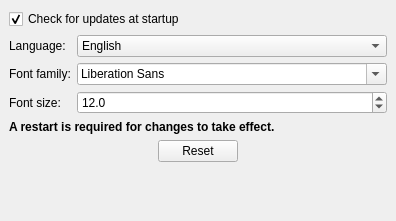
First picture: the form in Widgets/appsettings.ui, repository AdelKS/ZeGrapher, before the edit.
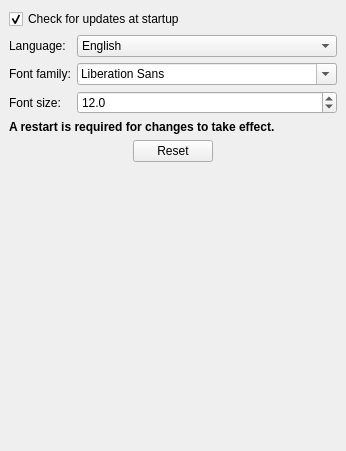
Second picture: the form after the edit.

```diff
--- a/Widgets/appsettings.ui
+++ b/Widgets/appsettings.ui
@@ -6,8 +6,8 @@
    <rect>
     <x>0</x>
     <y>0</y>
-    <width>396</width>
-    <height>221</height>
+    <width>346</width>
+    <height>451</height>
    </rect>
   </property>
   <property name="windowTitle">
@@ -48,15 +48,15 @@
        <rect>
         <x>0</x>
         <y>0</y>
-        <width>382</width>
-        <height>269</height>
+        <width>346</width>
+        <height>451</height>
        </rect>
       </property>
       <layout class="QVBoxLayout" name="verticalLayout_5">
        <item>
         <widget class="QCheckBox" name="updateCheckAtStart">
          <property name="sizePolicy">
-          <sizepolicy hsizetype="Preferred" vsizetype="Preferred">
+          <sizepolicy hsizetype="Expanding" vsizetype="Preferred">
            <horstretch>0</horstretch>
            <verstretch>0</verstretch>
           </sizepolicy>
@@ -78,14 +78,14 @@
        <item>
         <widget class="QWidget" name="widget_2" native="true">
          <property name="sizePolicy">
-          <sizepolicy hsizetype="Preferred" vsizetype="Preferred">
+          <sizepolicy hsizetype="Expanding" vsizetype="Fixed">
            <horstretch>0</horstretch>
            <verstretch>0</verstretch>
           </sizepolicy>
          </property>
          <layout class="QFormLayout" name="formLayout_2">
           <property name="rowWrapPolicy">
-           <enum>QFormLayout::WrapLongRows</enum>
+           <enum>QFormLayout::DontWrapRows</enum>
           </property>
           <property name="labelAlignment">
            <set>Qt::AlignLeading|Qt::AlignLeft|Qt::AlignVCenter</set>
@@ -115,7 +115,7 @@
           <item row="0" column="1">
            <widget class="QComboBox" name="languageComboBox">
             <property name="sizePolicy">
-             <sizepolicy hsizetype="Preferred" vsizetype="Fixed">
+             <sizepolicy hsizetype="Expanding" vsizetype="Fixed">
               <horstretch>0</horstretch>
               <verstretch>0</verstretch>
              </sizepolicy>
@@ -132,6 +132,9 @@
             <property name="currentIndex">
              <number>0</number>
             </property>
+            <property name="sizeAdjustPolicy">
+             <enum>QComboBox::AdjustToContents</enum>
+            </property>
             <item>
              <property name="text">
               <string>English</string>
@@ -159,7 +162,7 @@
           <item row="1" column="1">
            <widget class="QFontComboBox" name="appFontFamily">
             <property name="sizePolicy">
-             <sizepolicy hsizetype="Preferred" vsizetype="Preferred">
+             <sizepolicy hsizetype="Expanding" vsizetype="Fixed">
               <horstretch>0</horstretch>
               <verstretch>0</verstretch>
              </sizepolicy>
@@ -176,6 +179,9 @@
               <height>16777215</height>
              </size>
             </property>
+            <property name="editable">
+             <bool>true</bool>
+            </property>
             <property name="sizeAdjustPolicy">
              <enum>QComboBox::AdjustToMinimumContentsLength</enum>
             </property>
@@ -191,7 +197,7 @@
           <item row="2" column="1">
            <widget class="QDoubleSpinBox" name="appFontSize">
             <property name="sizePolicy">
-             <sizepolicy hsizetype="Preferred" vsizetype="Fixed">
+             <sizepolicy hsizetype="Expanding" vsizetype="Expanding">
               <horstretch>0</horstretch>
               <verstretch>0</verstretch>
              </sizepolicy>
@@ -227,12 +233,15 @@
          <property name="text">
           <string>&lt;html&gt;&lt;head/&gt;&lt;body&gt;&lt;p&gt;&lt;span style=&quot; font-weight:600;&quot;&gt;A restart is required for changes to take effect.&lt;/span&gt;&lt;/p&gt;&lt;/body&gt;&lt;/html&gt;</string>
          </property>
+         <property name="wordWrap">
+          <bool>true</bool>
+         </property>
         </widget>
        </item>
        <item>
         <widget class="QWidget" name="widget_3" native="true">
          <property name="sizePolicy">
-          <sizepolicy hsizetype="Preferred" vsizetype="Fixed">
+          <sizepolicy hsizetype="Expanding" vsizetype="Fixed">
            <horstretch>0</horstretch>
            <verstretch>0</verstretch>
           </sizepolicy>
```
